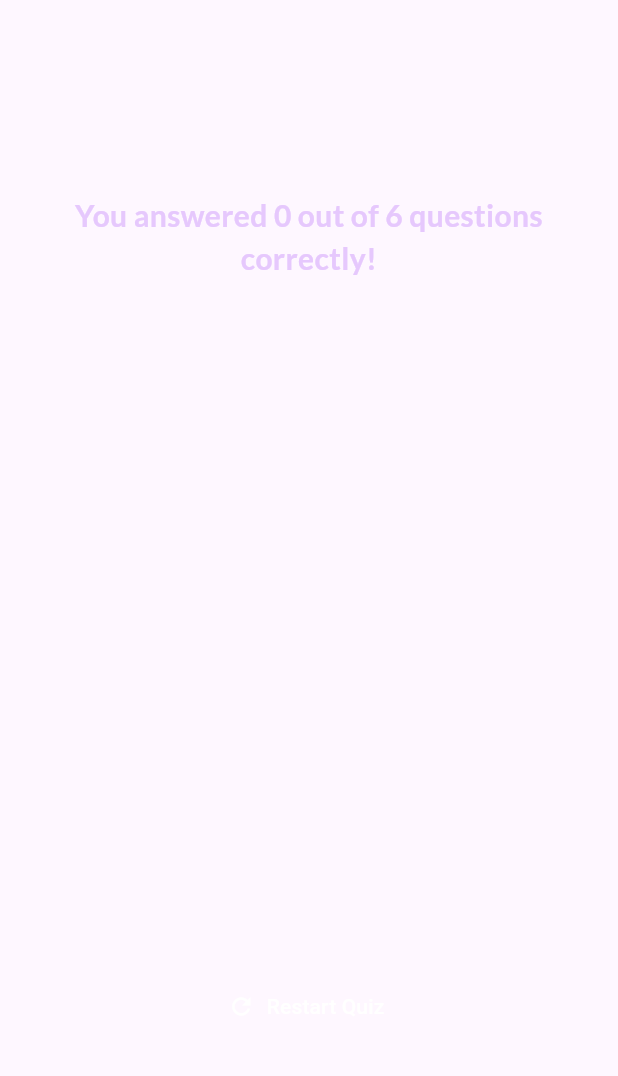
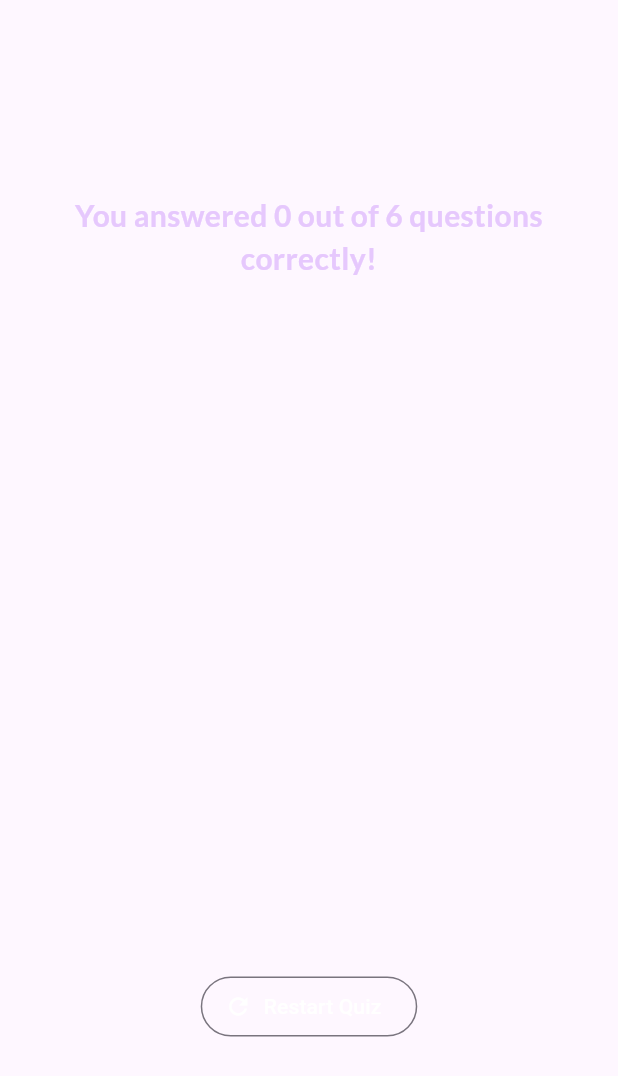
Before and after one commit to JagdishSingh01/quiz, a Flutter app: the ResultScreen widget shown alone on an empty page, opened directly with empty values, on a phone screen of 412 x 824 dp. Shown: the top 1076 px of the screen. Run offline on Flutter 3.47's test engine with Material 3 defaults, Android fonts, the phone set to English and light mode, and no system bars; our stand-ins replace google_fonts.

```diff
--- a/lib/questions_summary/summary_item.dart
+++ b/lib/questions_summary/summary_item.dart
@@ -44,7 +44,8 @@ class SummaryItem extends StatelessWidget {
                 style: const TextStyle(
                   color: Color.fromARGB(255, 181, 254, 246),
                 ),
-              )
+              ),
+              SizedBox(height: 10,)
             ],
           )
         )
--- a/lib/results_screen.dart
+++ b/lib/results_screen.dart
@@ -54,9 +54,9 @@ class ResultScreen extends StatelessWidget {
             const SizedBox(
               height: 30,
             ),
-            TextButton.icon(
+            OutlinedButton.icon(
               onPressed: onRestart,
-              style: TextButton.styleFrom(
+              style: OutlinedButton.styleFrom(
                 foregroundColor: Colors.white,
               ),
               icon: const Icon(Icons.refresh, color: Colors.white,),
```
Also changed, not shown: pubspec.yaml (+12 -61 lines), assets/images/bulb.jpeg (added), assets/images/bulb_foreground.png (added), pubspec.lock, 36 other files.
